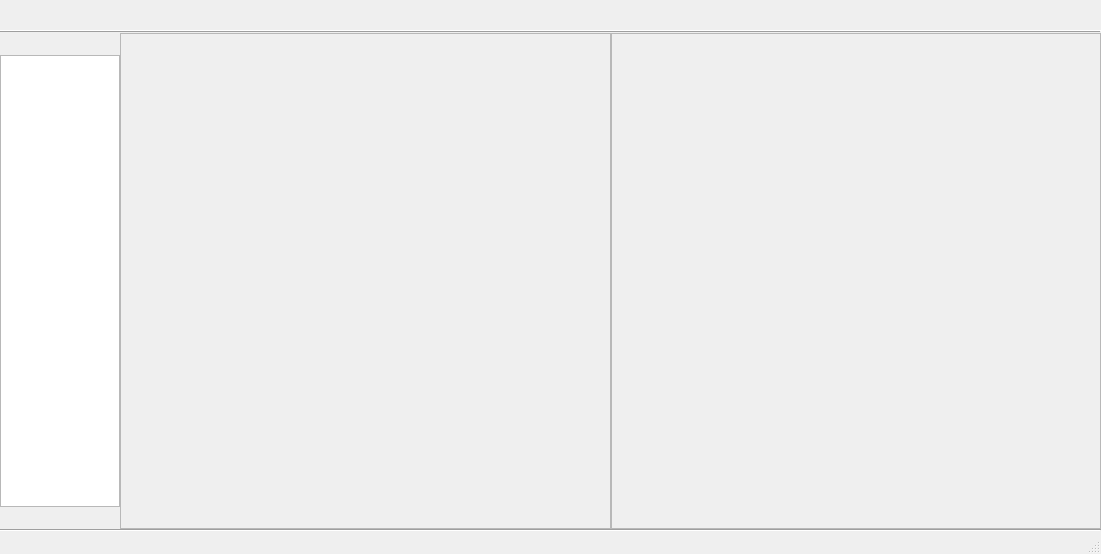
Above: AiTool/aiwidget.ui from wondron/graphics before the change. Below: the same form after it.
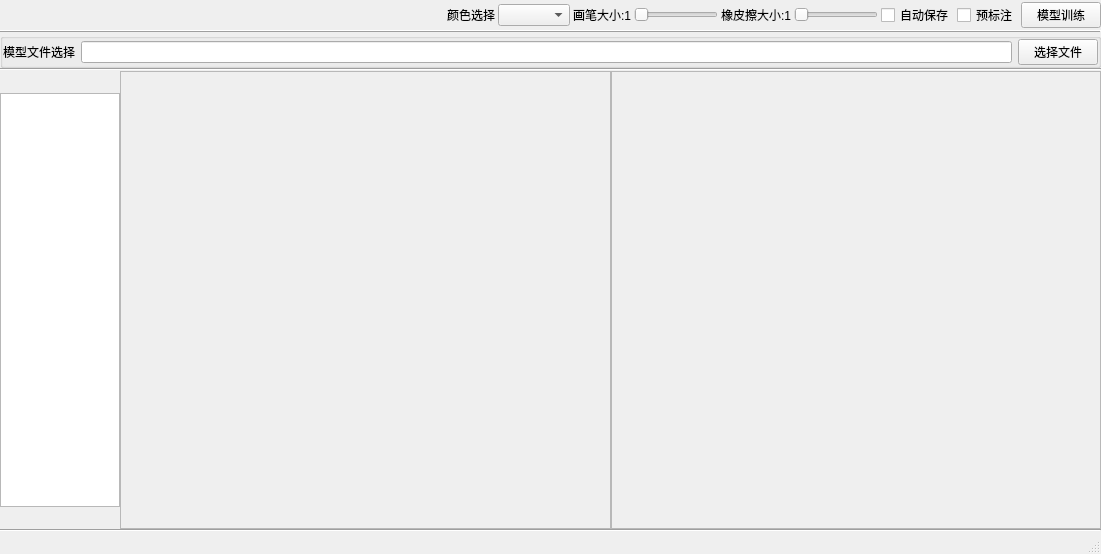
That is the form after the change.

Patch:
```diff
--- a/AiTool/aiwidget.ui
+++ b/AiTool/aiwidget.ui
@@ -195,6 +195,75 @@
         </property>
        </spacer>
       </item>
+      <item>
+       <widget class="QLabel" name="label">
+        <property name="text">
+         <string>颜色选择</string>
+        </property>
+       </widget>
+      </item>
+      <item>
+       <widget class="QComboBox" name="cmbx_colorSlct">
+        <property name="styleSheet">
+         <string notr="true"/>
+        </property>
+       </widget>
+      </item>
+      <item>
+       <widget class="QLabel" name="label_pen">
+        <property name="styleSheet">
+         <string notr="true">selection-color: rgb(85, 255, 0);</string>
+        </property>
+        <property name="text">
+         <string>画笔大小:1</string>
+        </property>
+       </widget>
+      </item>
+      <item>
+       <widget class="QSlider" name="m_hSliderpen">
+        <property name="orientation">
+         <enum>Qt::Horizontal</enum>
+        </property>
+       </widget>
+      </item>
+      <item>
+       <widget class="QLabel" name="label_eraser">
+        <property name="text">
+         <string>橡皮擦大小:1</string>
+        </property>
+       </widget>
+      </item>
+      <item>
+       <widget class="QSlider" name="m_hSlidereraser">
+        <property name="orientation">
+         <enum>Qt::Horizontal</enum>
+        </property>
+       </widget>
+      </item>
+      <item>
+       <widget class="QCheckBox" name="chkbx_autoSave">
+        <property name="text">
+         <string>自动保存</string>
+        </property>
+       </widget>
+      </item>
+      <item>
+       <widget class="QCheckBox" name="chkbx_preSeg">
+        <property name="text">
+         <string>预标注</string>
+        </property>
+       </widget>
+      </item>
+      <item>
+       <widget class="QPushButton" name="btn_trainModel">
+        <property name="styleSheet">
+         <string notr="true">gridline-color: rgb(255, 170, 0);</string>
+        </property>
+        <property name="text">
+         <string>模型训练</string>
+        </property>
+       </widget>
+      </item>
      </layout>
     </item>
     <item>
@@ -207,6 +276,61 @@
       </property>
      </widget>
     </item>
+    <item>
+     <layout class="QHBoxLayout" name="horizontalLayout_4">
+      <property name="spacing">
+       <number>7</number>
+      </property>
+      <property name="topMargin">
+       <number>0</number>
+      </property>
+      <item>
+       <widget class="QGroupBox" name="grpBx_model">
+        <property name="title">
+         <string/>
+        </property>
+        <layout class="QHBoxLayout" name="horizontalLayout_6">
+         <property name="leftMargin">
+          <number>0</number>
+         </property>
+         <property name="topMargin">
+          <number>0</number>
+         </property>
+         <property name="rightMargin">
+          <number>0</number>
+         </property>
+         <property name="bottomMargin">
+          <number>0</number>
+         </property>
+         <item>
+          <widget class="QLabel" name="label_modelSlct">
+           <property name="text">
+            <string>模型文件选择</string>
+           </property>
+          </widget>
+         </item>
+         <item>
+          <widget class="QLineEdit" name="lineEdit"/>
+         </item>
+         <item>
+          <widget class="QPushButton" name="btn_model">
+           <property name="text">
+            <string>选择文件</string>
+           </property>
+          </widget>
+         </item>
+        </layout>
+       </widget>
+      </item>
+     </layout>
+    </item>
+    <item>
+     <widget class="Line" name="line_3">
+      <property name="orientation">
+       <enum>Qt::Horizontal</enum>
+      </property>
+     </widget>
+    </item>
     <item>
      <layout class="QHBoxLayout" name="horizontalLayout">
       <property name="spacing">
```
